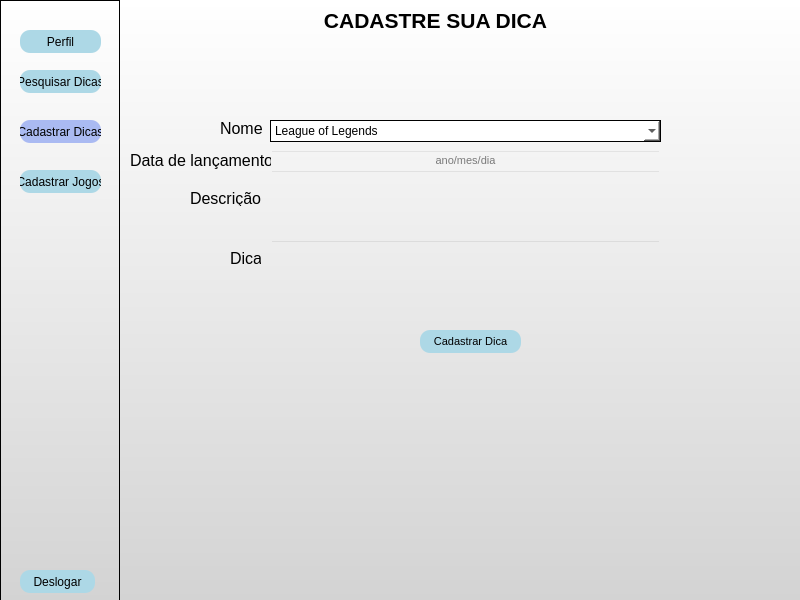
This is telas/cad_jogos.ui in JorgeLuis8/Trabalho-POO-II as Qt 5 draws it before an edit. The edited form follows.
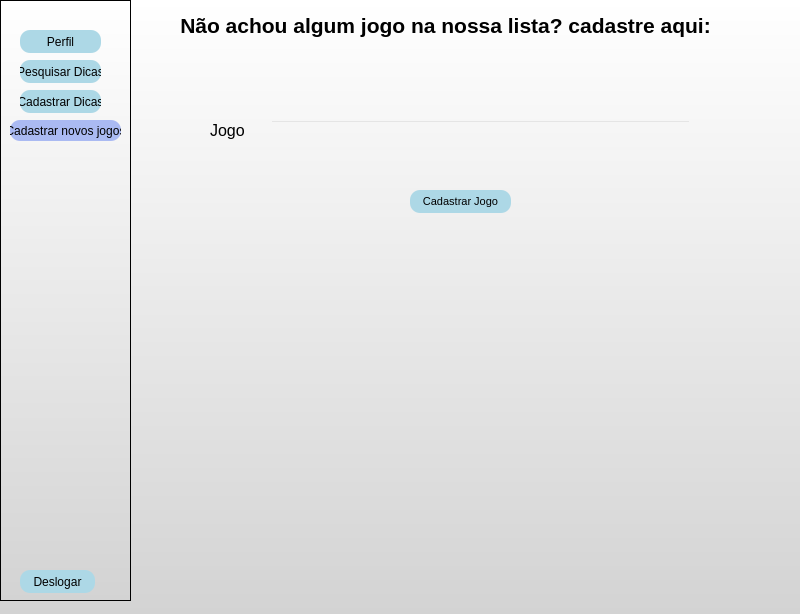
This is the edited form.

```diff
--- a/telas/cad_jogos.ui
+++ b/telas/cad_jogos.ui
@@ -7,7 +7,7 @@
     <x>0</x>
     <y>0</y>
     <width>800</width>
-    <height>600</height>
+    <height>614</height>
    </rect>
   </property>
   <property name="font">
@@ -28,10 +28,10 @@
    <widget class="QLabel" name="label">
     <property name="geometry">
      <rect>
-      <x>260</x>
+      <x>140</x>
       <y>10</y>
-      <width>351</width>
-      <height>20</height>
+      <width>611</width>
+      <height>31</height>
      </rect>
     </property>
     <property name="font">
@@ -48,7 +48,7 @@
 </string>
     </property>
     <property name="text">
-     <string>CADASTRE SUA DICA</string>
+     <string>Não achou algum jogo na nossa lista? cadastre aqui:</string>
     </property>
     <property name="alignment">
      <set>Qt::AlignCenter</set>
@@ -57,87 +57,9 @@
    <widget class="QLabel" name="label_2">
     <property name="geometry">
      <rect>
-      <x>220</x>
+      <x>210</x>
       <y>120</y>
-      <width>51</width>
-      <height>16</height>
-     </rect>
-    </property>
-    <property name="font">
-     <font>
-      <pointsize>12</pointsize>
-      <weight>50</weight>
-      <bold>false</bold>
-     </font>
-    </property>
-    <property name="styleSheet">
-     <string notr="true">color: black;
-background-color: transparent;
-border: none;
-</string>
-    </property>
-    <property name="text">
-     <string>Nome</string>
-    </property>
-   </widget>
-   <widget class="QLabel" name="label_3">
-    <property name="geometry">
-     <rect>
-      <x>190</x>
-      <y>190</y>
-      <width>71</width>
-      <height>16</height>
-     </rect>
-    </property>
-    <property name="font">
-     <font>
-      <pointsize>12</pointsize>
-      <weight>50</weight>
-      <bold>false</bold>
-     </font>
-    </property>
-    <property name="styleSheet">
-     <string notr="true">color: black;
-background-color: transparent;
-border: none;
-</string>
-    </property>
-    <property name="text">
-     <string>Descrição</string>
-    </property>
-   </widget>
-   <widget class="QLabel" name="label_4">
-    <property name="geometry">
-     <rect>
-      <x>230</x>
-      <y>250</y>
-      <width>31</width>
-      <height>16</height>
-     </rect>
-    </property>
-    <property name="font">
-     <font>
-      <pointsize>12</pointsize>
-      <weight>50</weight>
-      <bold>false</bold>
-     </font>
-    </property>
-    <property name="styleSheet">
-     <string notr="true">color: black;
-background-color: transparent;
-border: none;
-</string>
-    </property>
-    <property name="text">
-     <string>Dica</string>
-    </property>
-   </widget>
-   <widget class="QLabel" name="label_5">
-    <property name="geometry">
-     <rect>
-      <x>130</x>
-      <y>150</y>
-      <width>141</width>
+      <width>61</width>
       <height>20</height>
      </rect>
     </property>
@@ -155,14 +77,14 @@
 </string>
     </property>
     <property name="text">
-     <string>Data de lançamento</string>
+     <string>Jogo</string>
     </property>
    </widget>
    <widget class="QPushButton" name="pushButton">
     <property name="geometry">
      <rect>
-      <x>420</x>
-      <y>330</y>
+      <x>410</x>
+      <y>190</y>
       <width>101</width>
       <height>23</height>
      </rect>
@@ -186,94 +108,7 @@
 </string>
     </property>
     <property name="text">
-     <string>Cadastrar Dica</string>
-    </property>
-   </widget>
-   <widget class="QLineEdit" name="lineEdit_2">
-    <property name="geometry">
-     <rect>
-      <x>270</x>
-      <y>150</y>
-      <width>391</width>
-      <height>20</height>
-     </rect>
-    </property>
-    <property name="font">
-     <font>
-      <pointsize>8</pointsize>
-      <weight>50</weight>
-      <bold>false</bold>
-     </font>
-    </property>
-    <property name="styleSheet">
-     <string notr="true">color: black;
-background-color: transparent;
-
-</string>
-    </property>
-    <property name="text">
-     <string/>
-    </property>
-    <property name="alignment">
-     <set>Qt::AlignCenter</set>
-    </property>
-    <property name="readOnly">
-     <bool>true</bool>
-    </property>
-    <property name="placeholderText">
-     <string>ano/mes/dia</string>
-    </property>
-   </widget>
-   <widget class="QLineEdit" name="lineEdit_3">
-    <property name="geometry">
-     <rect>
-      <x>270</x>
-      <y>170</y>
-      <width>391</width>
-      <height>61</height>
-     </rect>
-    </property>
-    <property name="font">
-     <font>
-      <pointsize>8</pointsize>
-      <weight>50</weight>
-      <bold>false</bold>
-     </font>
-    </property>
-    <property name="styleSheet">
-     <string notr="true">color: black;
-background-color: transparent;
-
-</string>
-    </property>
-    <property name="maxLength">
-     <number>2000000000</number>
-    </property>
-    <property name="readOnly">
-     <bool>true</bool>
-    </property>
-   </widget>
-   <widget class="QLineEdit" name="lineEdit_4">
-    <property name="geometry">
-     <rect>
-      <x>270</x>
-      <y>240</y>
-      <width>391</width>
-      <height>81</height>
-     </rect>
-    </property>
-    <property name="font">
-     <font>
-      <pointsize>8</pointsize>
-      <weight>50</weight>
-      <bold>false</bold>
-     </font>
-    </property>
-    <property name="styleSheet">
-     <string notr="true">color: black;
-background-color: transparent;
-
-</string>
+     <string>Cadastrar Jogo</string>
     </property>
    </widget>
    <widget class="QFrame" name="frame">
@@ -281,7 +116,7 @@
      <rect>
       <x>0</x>
       <y>0</y>
-      <width>120</width>
+      <width>131</width>
       <height>601</height>
      </rect>
     </property>
@@ -299,21 +134,20 @@
      <property name="geometry">
       <rect>
        <x>20</x>
-       <y>120</y>
+       <y>90</y>
        <width>81</width>
        <height>23</height>
       </rect>
      </property>
      <property name="styleSheet">
       <string notr="true">QPushButton {
-    background-color:  #AABAF2;
+    background-color:  #add8e6;
     border-radius: 10px;
 }
 
 QPushButton:hover {
     background-color:#AABAF2 ;
-}
-</string>
+}</string>
      </property>
      <property name="text">
       <string>Cadastrar Dicas</string>
@@ -347,7 +181,7 @@
      <property name="geometry">
       <rect>
        <x>20</x>
-       <y>70</y>
+       <y>60</y>
        <width>81</width>
        <height>23</height>
       </rect>
@@ -394,15 +228,18 @@
     <widget class="QPushButton" name="pushButton_6">
      <property name="geometry">
       <rect>
-       <x>20</x>
-       <y>170</y>
-       <width>81</width>
-       <height>23</height>
+       <x>10</x>
+       <y>120</y>
+       <width>111</width>
+       <height>21</height>
       </rect>
      </property>
      <property name="styleSheet">
-      <string notr="true">QPushButton {
-    background-color:  #add8e6;
+      <string notr="true">
+
+
+QPushButton {
+    background-color:  #AABAF2;
     border-radius: 10px;
 }
 
@@ -412,149 +249,25 @@
 </string>
      </property>
      <property name="text">
-      <string>Cadastrar Jogos</string>
+      <string>Cadastrar novos jogos</string>
      </property>
     </widget>
    </widget>
-   <widget class="QComboBox" name="comboBox">
+   <widget class="QLineEdit" name="lineEdit">
     <property name="geometry">
      <rect>
       <x>270</x>
       <y>120</y>
-      <width>391</width>
-      <height>22</height>
+      <width>421</width>
+      <height>20</height>
      </rect>
     </property>
     <property name="styleSheet">
-     <string notr="true">background-color: transparent;
-border: 1px solid black;
-background: white;</string>
+     <string notr="true">color: black;
+background-color: transparent;
+
+</string>
     </property>
-    <item>
-     <property name="text">
-      <string>League of Legends</string>
-     </property>
-    </item>
-    <item>
-     <property name="text">
-      <string>Valorant</string>
-     </property>
-    </item>
-    <item>
-     <property name="text">
-      <string>The Legend of Zelda: Ocarina of Time (1998)</string>
-     </property>
-    </item>
-    <item>
-     <property name="text">
-      <string>Grand Theft Auto V</string>
-     </property>
-    </item>
-    <item>
-     <property name="text">
-      <string>The Last of Us</string>
-     </property>
-    </item>
-    <item>
-     <property name="text">
-      <string>God of War (2018)</string>
-     </property>
-    </item>
-    <item>
-     <property name="text">
-      <string>Grand Thef Auto: San  Andreas</string>
-     </property>
-    </item>
-    <item>
-     <property name="text">
-      <string>Portal 2 (2011)</string>
-     </property>
-    </item>
-    <item>
-     <property name="text">
-      <string>Cuphead</string>
-     </property>
-    </item>
-    <item>
-     <property name="text">
-      <string>Dota 2</string>
-     </property>
-    </item>
-    <item>
-     <property name="text">
-      <string>Undertale</string>
-     </property>
-    </item>
-    <item>
-     <property name="text">
-      <string>Resident Evil 3 (1999)</string>
-     </property>
-    </item>
-    <item>
-     <property name="text">
-      <string>Resident Evil 2 (Remake)</string>
-     </property>
-    </item>
-    <item>
-     <property name="text">
-      <string>Silent Hill 2</string>
-     </property>
-    </item>
-    <item>
-     <property name="text">
-      <string>Shadow of the Colossus</string>
-     </property>
-    </item>
-    <item>
-     <property name="text">
-      <string>Elden Ring</string>
-     </property>
-    </item>
-    <item>
-     <property name="text">
-      <string>Hades</string>
-     </property>
-    </item>
-    <item>
-     <property name="text">
-      <string>Lost Ark</string>
-     </property>
-    </item>
-    <item>
-     <property name="text">
-      <string>Legends of Runeterra</string>
-     </property>
-    </item>
-    <item>
-     <property name="text">
-      <string>Dead Space</string>
-     </property>
-    </item>
-    <item>
-     <property name="text">
-      <string>Overwatch 2</string>
-     </property>
-    </item>
-    <item>
-     <property name="text">
-      <string>Hitman 3</string>
-     </property>
-    </item>
-    <item>
-     <property name="text">
-      <string>Halo  Infinite</string>
-     </property>
-    </item>
-    <item>
-     <property name="text">
-      <string>Call of Duty: Warzone</string>
-     </property>
-    </item>
-    <item>
-     <property name="text">
-      <string>Resident Evil 3 (Remake)</string>
-     </property>
-    </item>
    </widget>
   </widget>
  </widget>
```
Left out of the diff: 2 changed lines with no effect on the pictures.
